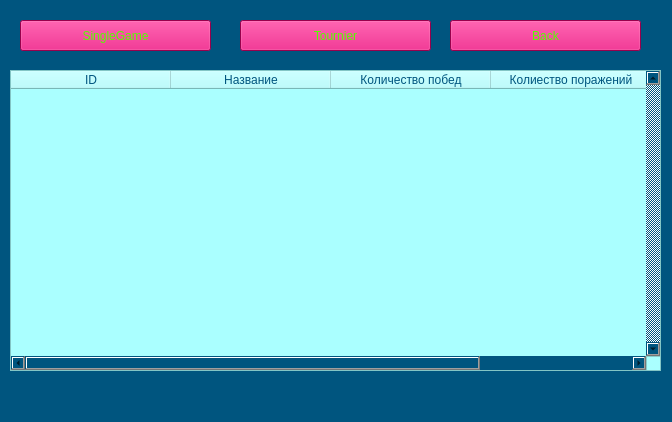
Above: app/ui/Raiting_window.ui from AnnushkaStark/Brain_ring_game-admin_panel- before the change. Below: the same form after it.
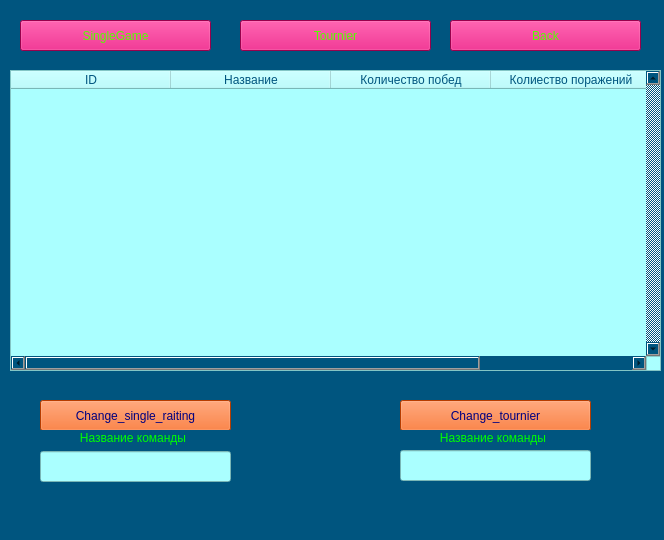
That is the form after the change.

Commit message: Добавлено окно генерации вопросов открывается из главного

The edit to the form file:
```diff
--- a/app/ui/Raiting_window.ui
+++ b/app/ui/Raiting_window.ui
@@ -6,8 +6,8 @@
    <rect>
     <x>0</x>
     <y>0</y>
-    <width>672</width>
-    <height>422</height>
+    <width>664</width>
+    <height>540</height>
    </rect>
   </property>
   <property name="windowTitle">
@@ -118,6 +118,100 @@
      <string>Back</string>
     </property>
    </widget>
+   <widget class="QPushButton" name="pushButton_change_single_game">
+    <property name="geometry">
+     <rect>
+      <x>40</x>
+      <y>400</y>
+      <width>191</width>
+      <height>31</height>
+     </rect>
+    </property>
+    <property name="styleSheet">
+     <string notr="true">color: rgb(0, 0, 127);
+background-color: rgb(255, 85, 0);
+</string>
+    </property>
+    <property name="text">
+     <string>Сhange_single_raiting</string>
+    </property>
+   </widget>
+   <widget class="QPushButton" name="pushButton_change_tourner">
+    <property name="geometry">
+     <rect>
+      <x>400</x>
+      <y>400</y>
+      <width>191</width>
+      <height>31</height>
+     </rect>
+    </property>
+    <property name="styleSheet">
+     <string notr="true">color: rgb(0, 0, 127);
+background-color: rgb(255, 85, 0);
+</string>
+    </property>
+    <property name="text">
+     <string>Сhange_tournier</string>
+    </property>
+   </widget>
+   <widget class="QLineEdit" name="lineEdit_single_team">
+    <property name="geometry">
+     <rect>
+      <x>40</x>
+      <y>451</y>
+      <width>191</width>
+      <height>31</height>
+     </rect>
+    </property>
+    <property name="styleSheet">
+     <string notr="true">background-color: rgb(170, 255, 255);</string>
+    </property>
+   </widget>
+   <widget class="QLineEdit" name="lineEdit_2_tournert">
+    <property name="geometry">
+     <rect>
+      <x>400</x>
+      <y>450</y>
+      <width>191</width>
+      <height>31</height>
+     </rect>
+    </property>
+    <property name="styleSheet">
+     <string notr="true">background-color: rgb(170, 255, 255);</string>
+    </property>
+   </widget>
+   <widget class="QLabel" name="label">
+    <property name="geometry">
+     <rect>
+      <x>40</x>
+      <y>430</y>
+      <width>191</width>
+      <height>16</height>
+     </rect>
+    </property>
+    <property name="styleSheet">
+     <string notr="true">color: rgb(0, 255, 0);</string>
+    </property>
+    <property name="text">
+     <string>            Название команды</string>
+    </property>
+   </widget>
+   <widget class="QLabel" name="label_2">
+    <property name="geometry">
+     <rect>
+      <x>400</x>
+      <y>430</y>
+      <width>191</width>
+      <height>16</height>
+     </rect>
+    </property>
+    <property name="styleSheet">
+     <string notr="true">color: rgb(0, 255, 0);</string>
+    </property>
+    <property name="text">
+     <string>            Название команды</string>
+    </property>
+   </widget>
   </widget>
   <widget class="QMenuBar" name="menubar">
    <property name="geometry">
```
Left out of the diff: 2 changed lines with no effect on the pictures. The commit also changes 6 other files.
